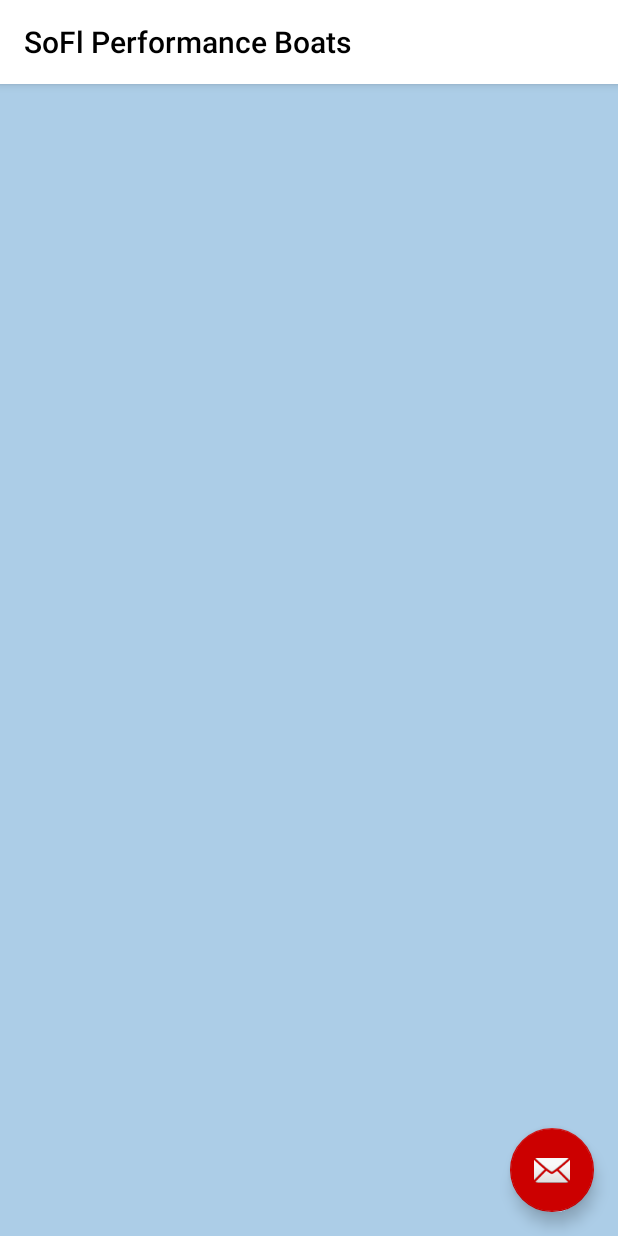
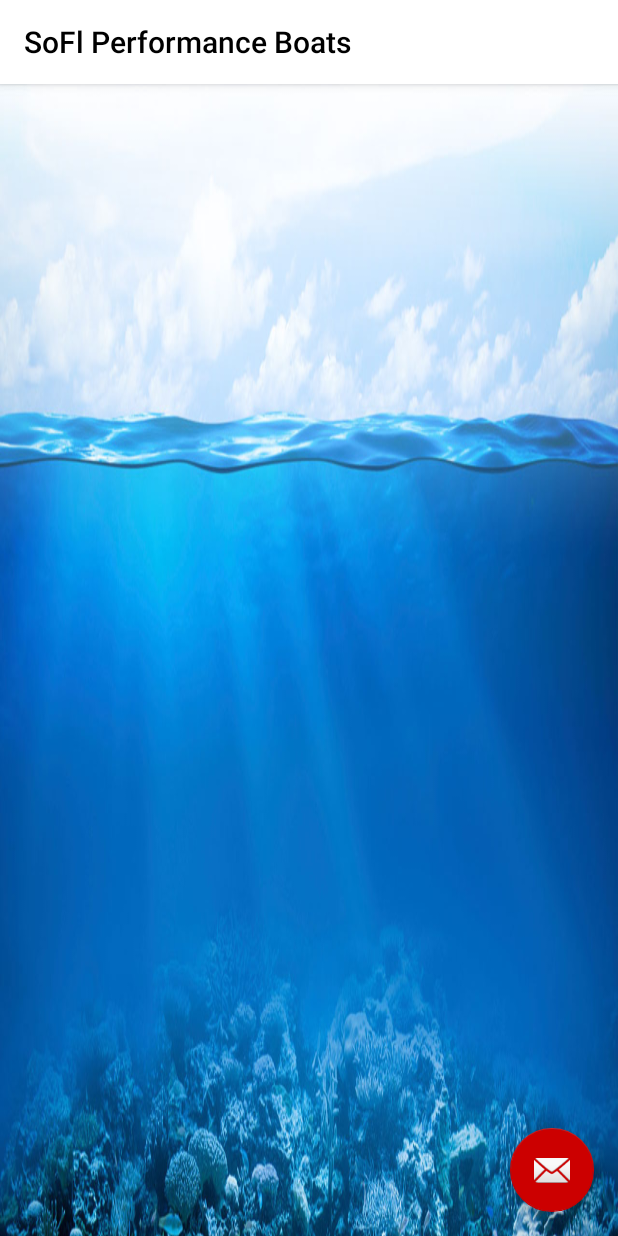
Before and after one commit to Carpk/SoFloBoats, an Android app: the screen it shows after launch (MainActivity), on a phone screen of 412 x 824 dp. Run offline under Robolectric (Android 15) with nearby library versions, the light colour scheme and no system bars.

Commit message:
replace background with pic

```diff
--- a/app/src/main/AndroidManifest.xml
+++ b/app/src/main/AndroidManifest.xml
@@ -8,8 +8,7 @@
         android:icon="@mipmap/ic_launcher"
         android:label="@string/app_name"
         android:supportsRtl="true"
-        android:theme="@style/AppTheme"
-        android:logo="@drawable/logo">
+        android:theme="@style/AppTheme">
         <activity
             android:name=".MainActivity"
             android:label="@string/app_name"
--- a/app/src/main/java/com/shawnklein/carpk/sofloperformanceboats/MainActivity.java
+++ b/app/src/main/java/com/shawnklein/carpk/sofloperformanceboats/MainActivity.java
@@ -150,11 +150,7 @@ public class MainActivity extends AppCompatActivity {
         }
     }
 
-    /**
-     * A {@link FragmentPagerAdapter} that returns a fragment corresponding to
-     * one of the sections/tabs/pages.
-     */
-    public class SectionsPagerAdapter extends FragmentStatePagerAdapter {
+ class SectionsPagerAdapter extends FragmentStatePagerAdapter {
 
         public SectionsPagerAdapter(FragmentManager fm) {
             super(fm);
--- a/app/src/main/res/layout/activity_main.xml
+++ b/app/src/main/res/layout/activity_main.xml
@@ -11,7 +11,6 @@
     <android.support.design.widget.AppBarLayout
         android:id="@+id/appbar"
         android:elevation="4dp"
-        android:logo="@drawable/logo"
         android:layout_width="match_parent"
         android:layout_height="wrap_content"
         android:theme="@style/AppTheme.AppBarOverlay">
@@ -20,7 +19,6 @@
 
         <android.support.v7.widget.Toolbar
             android:id="@+id/toolbar"
-            android:logo="@drawable/logo"
             android:layout_width="match_parent"
             android:layout_height="match_parent"
             android:background="@android:color/background_light"
@@ -38,7 +36,7 @@
         android:layout_width="match_parent"
         android:layout_height="match_parent"
         app:layout_behavior="@string/appbar_scrolling_view_behavior"
-        android:background="@color/sunbathed_blue"/>
+        android:background="@drawable/image_background"/>
 
     <android.support.design.widget.FloatingActionButton
         android:id="@+id/fab"
```
Also changed, not shown: app/src/main/image_background-web.png (added), app/src/main/res/drawable-hdpi/logo.png (deleted), app/src/main/res/drawable-mdpi/logo.png (deleted), app/src/main/res/drawable-xhdpi/logo.png (deleted), app/src/main/res/drawable-xxhdpi/logo.png (deleted), app/src/main/res/drawable/image_background.jpg (added), app/src/main/res/mipmap-hdpi/image_background.png (added), app/src/main/res/mipmap-mdpi/image_background.png (added), app/src/main/res/mipmap-xhdpi/image_background.png (added), app/src/main/res/mipmap-xxhdpi/image_background.png (added), app/src/main/res/mipmap-xxxhdpi/image_background.png (added), 5 other files.
